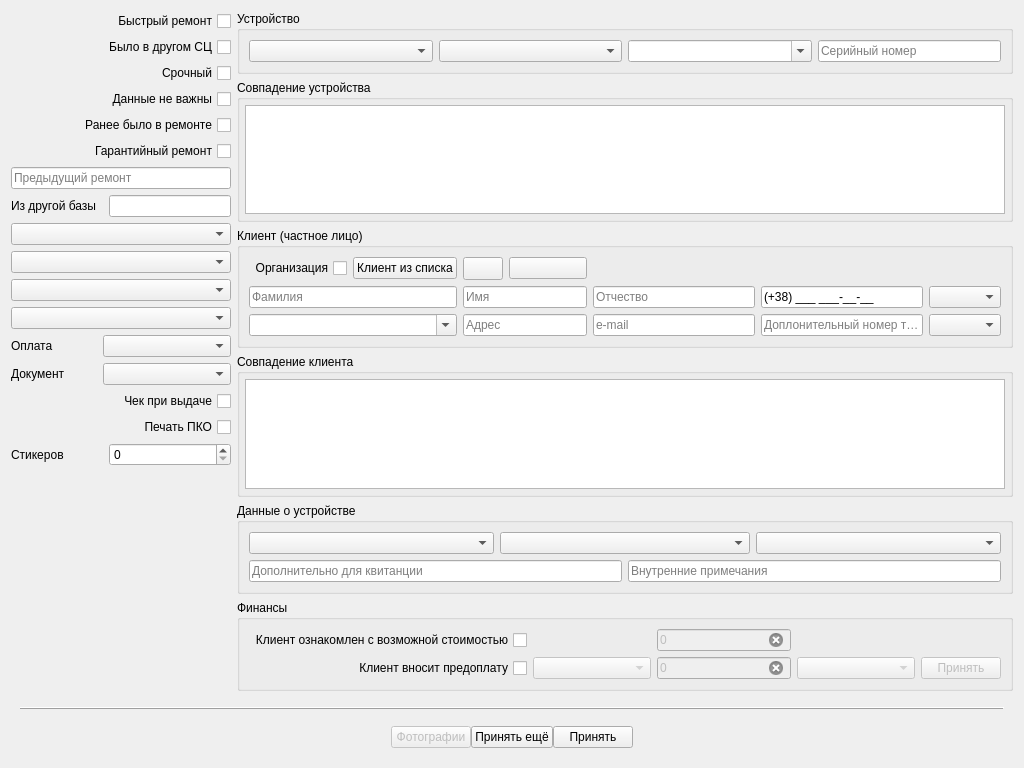
Old version of the form tabrepairnew.ui in the repository solderercb/snap_crm.
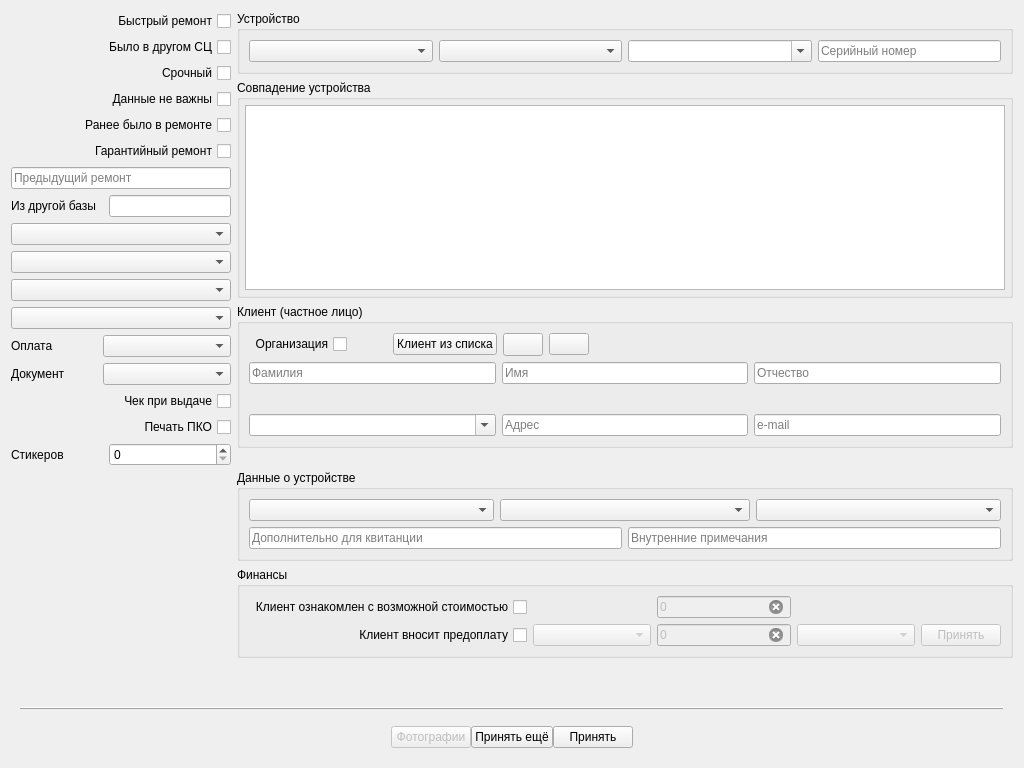
New version of the form. Icons and pictures are not drawn. Custom widgets are drawn as their Qt base class.

Commit message: [SAVEGAME] Форма приёма в ремонт:   - прикрутил ранее созданный класс SClientMatch; Немного навел порядок в MainWindow. Начал приводить форму приёма в ремонт к объекно-ориентированному виду; параллельно разрабатывается удобный механизм работы с телефонными номерами (быстрое редактирование и добавление нового номера в карту сущетсвующего клиента, добавление примечания, отметка  привязки номера к мессенджерам Viber/Telegram/Whatsapp).

The edit to the form file:
```diff
--- a/tabrepairnew.ui
+++ b/tabrepairnew.ui
@@ -245,88 +245,6 @@
        </item>
        <item row="0" column="4">
         <layout class="QGridLayout" name="gridLayout_8" rowstretch="0,0,0,0,0,0,0">
-         <item row="3" column="0">
-          <widget class="QGroupBox" name="groupBoxClientCoincidence">
-           <property name="maximumSize">
-            <size>
-             <width>16777215</width>
-             <height>500</height>
-            </size>
-           </property>
-           <property name="title">
-            <string>Совпадение клиента</string>
-           </property>
-           <layout class="QGridLayout" name="gridLayout_6">
-            <property name="leftMargin">
-             <number>5</number>
-            </property>
-            <property name="topMargin">
-             <number>5</number>
-            </property>
-            <property name="rightMargin">
-             <number>5</number>
-            </property>
-            <property name="bottomMargin">
-             <number>5</number>
-            </property>
-            <property name="spacing">
-             <number>5</number>
-            </property>
-            <item row="0" column="0">
-             <widget class="QTableView" name="tableViewClientMatch">
-              <property name="sizePolicy">
-               <sizepolicy hsizetype="Expanding" vsizetype="Expanding">
-                <horstretch>0</horstretch>
-                <verstretch>0</verstretch>
-               </sizepolicy>
-              </property>
-              <property name="horizontalScrollBarPolicy">
-               <enum>Qt::ScrollBarAlwaysOff</enum>
-              </property>
-              <property name="editTriggers">
-               <set>QAbstractItemView::NoEditTriggers</set>
-              </property>
-              <property name="tabKeyNavigation">
-               <bool>false</bool>
-              </property>
-              <property name="showDropIndicator" stdset="0">
-               <bool>false</bool>
-              </property>
-              <property name="dragDropOverwriteMode">
-               <bool>false</bool>
-              </property>
-              <property name="alternatingRowColors">
-               <bool>true</bool>
-              </property>
-              <property name="selectionBehavior">
-               <enum>QAbstractItemView::SelectRows</enum>
-              </property>
-              <property name="wordWrap">
-               <bool>true</bool>
-              </property>
-              <attribute name="horizontalHeaderVisible">
-               <bool>false</bool>
-              </attribute>
-              <attribute name="horizontalHeaderCascadingSectionResizes">
-               <bool>true</bool>
-              </attribute>
-              <attribute name="horizontalHeaderHighlightSections">
-               <bool>false</bool>
-              </attribute>
-              <attribute name="horizontalHeaderStretchLastSection">
-               <bool>true</bool>
-              </attribute>
-              <attribute name="verticalHeaderVisible">
-               <bool>false</bool>
-              </attribute>
-              <attribute name="verticalHeaderHighlightSections">
-               <bool>false</bool>
-              </attribute>
-             </widget>
-            </item>
-           </layout>
-          </widget>
-         </item>
          <item row="4" column="0">
           <widget class="QGroupBox" name="groupBoxDeviceDescription">
            <property name="title">
@@ -692,42 +610,18 @@
            </property>
            <layout class="QGridLayout" name="gridLayout_13">
             <item row="0" column="0">
-             <layout class="QGridLayout" name="gridLayoutClient" columnstretch="1,1,1,1,1,1,1,1,0">
+             <layout class="QGridLayout" name="gridLayoutClient" columnstretch="0,0,0">
               <property name="sizeConstraint">
-               <enum>QLayout::SetMaximumSize</enum>
+               <enum>QLayout::SetFixedSize</enum>
               </property>
-              <item row="3" column="2" colspan="2">
-               <widget class="QLineEdit" name="lineEditClientAddress">
-                <property name="text">
-                 <string/>
-                </property>
-                <property name="placeholderText">
-                 <string>Адрес</string>
-                </property>
-               </widget>
-              </item>
-              <item row="3" column="6" colspan="2">
-               <widget class="QLineEdit" name="lineEditClientPhone2">
-                <property name="text">
-                 <string/>
-                </property>
-                <property name="placeholderText">
-                 <string>Доплонительный номер тел.</string>
-                </property>
-               </widget>
-              </item>
-              <item row="1" column="4" colspan="2">
-               <widget class="QLineEdit" name="lineEditClientPatronymic">
-                <property name="text">
-                 <string/>
-                </property>
-                <property name="placeholderText">
-                 <string>Отчество</string>
-                </property>
-               </widget>
-              </item>
-              <item row="1" column="0" colspan="2">
+              <item row="1" column="0">
                <widget class="QLineEdit" name="lineEditClientLastName">
+                <property name="sizePolicy">
+                 <sizepolicy hsizetype="Expanding" vsizetype="Fixed">
+                  <horstretch>0</horstretch>
+                  <verstretch>0</verstretch>
+                 </sizepolicy>
+                </property>
                 <property name="text">
                  <string/>
                 </property>
@@ -736,18 +630,24 @@
                 </property>
                </widget>
               </item>
-              <item row="1" column="2" colspan="2">
-               <widget class="QLineEdit" name="lineEditClientFirstName">
+              <item row="3" column="1">
+               <widget class="QLineEdit" name="lineEditClientAddress">
                 <property name="text">
                  <string/>
                 </property>
                 <property name="placeholderText">
-                 <string>Имя</string>
+                 <string>Адрес</string>
                 </property>
                </widget>
               </item>
-              <item row="3" column="0" colspan="2">
+              <item row="3" column="0">
                <widget class="QComboBox" name="comboBoxClientAdType">
+                <property name="sizePolicy">
+                 <sizepolicy hsizetype="Expanding" vsizetype="Fixed">
+                  <horstretch>0</horstretch>
+                  <verstretch>0</verstretch>
+                 </sizepolicy>
+                </property>
                 <property name="editable">
                  <bool>true</bool>
                 </property>
@@ -759,40 +659,141 @@
                 </property>
                </widget>
               </item>
-              <item row="0" column="1">
-               <widget class="QPushButton" name="pushButtonClientFromDB">
+              <item row="1" column="1">
+               <widget class="QLineEdit" name="lineEditClientFirstName">
                 <property name="text">
-                 <string>Клиент из списка</string>
+                 <string/>
                 </property>
+                <property name="placeholderText">
+                 <string>Имя</string>
+                </property>
                </widget>
               </item>
-              <item row="1" column="6" colspan="2">
-               <widget class="QLineEdit" name="lineEditClientPhone1">
-                <property name="inputMask">
-                 <string>(+38) 999 999-99-99;_</string>
+              <item row="0" column="0" colspan="3">
+               <layout class="QHBoxLayout" name="horizontalLayout_2">
+                <property name="sizeConstraint">
+                 <enum>QLayout::SetMinimumSize</enum>
                 </property>
+                <item>
+                 <widget class="QCheckBox" name="checkBoxClientType">
+                  <property name="maximumSize">
+                   <size>
+                    <width>120</width>
+                    <height>16777215</height>
+                   </size>
+                  </property>
+                  <property name="layoutDirection">
+                   <enum>Qt::RightToLeft</enum>
+                  </property>
+                  <property name="text">
+                   <string>Организация</string>
+                  </property>
+                 </widget>
+                </item>
+                <item>
+                 <spacer name="horizontalSpacer_3">
+                  <property name="orientation">
+                   <enum>Qt::Horizontal</enum>
+                  </property>
+                  <property name="sizeType">
+                   <enum>QSizePolicy::Fixed</enum>
+                  </property>
+                  <property name="sizeHint" stdset="0">
+                   <size>
+                    <width>40</width>
+                    <height>20</height>
+                   </size>
+                  </property>
+                 </spacer>
+                </item>
+                <item>
+                 <widget class="QPushButton" name="pushButtonClientFromDB">
+                  <property name="maximumSize">
+                   <size>
+                    <width>120</width>
+                    <height>16777215</height>
+                   </size>
+                  </property>
+                  <property name="text">
+                   <string>Клиент из списка</string>
+                  </property>
+                 </widget>
+                </item>
+                <item>
+                 <widget class="QPushButton" name="pushButtonClientCredsClearAll">
+                  <property name="sizePolicy">
+                   <sizepolicy hsizetype="Fixed" vsizetype="Fixed">
+                    <horstretch>0</horstretch>
+                    <verstretch>0</verstretch>
+                   </sizepolicy>
+                  </property>
+                  <property name="minimumSize">
+                   <size>
+                    <width>23</width>
+                    <height>23</height>
+                   </size>
+                  </property>
+                  <property name="baseSize">
+                   <size>
+                    <width>3</width>
+                    <height>0</height>
+                   </size>
+                  </property>
+                  <property name="toolTip">
+                   <string>очистить</string>
+                  </property>
+                  <property name="layoutDirection">
+                   <enum>Qt::LeftToRight</enum>
+                  </property>
+                  <property name="text">
+                   <string/>
+                  </property>
+                  <property name="icon">
+                   <iconset resource="styles/styles.qrc">
+                    <normaloff>:/icons/light/1F5D9_32.png</normaloff>:/icons/light/1F5D9_32.png</iconset>
+                  </property>
+                 </widget>
+                </item>
+                <item>
+                 <widget class="QPushButton" name="pushButtonCreateTabClient">
+                  <property name="toolTip">
+                   <string>открыть карточку клиента</string>
+                  </property>
+                  <property name="text">
+                   <string/>
+                  </property>
+                  <property name="icon">
+                   <iconset resource="styles/styles.qrc">
+                    <normaloff>:/icons/light/1F464_32.png</normaloff>:/icons/light/1F464_32.png</iconset>
+                  </property>
+                 </widget>
+                </item>
+                <item>
+                 <spacer name="horizontalSpacer">
+                  <property name="orientation">
+                   <enum>Qt::Horizontal</enum>
+                  </property>
+                  <property name="sizeHint" stdset="0">
+                   <size>
+                    <width>40</width>
+                    <height>20</height>
+                   </size>
+                  </property>
+                 </spacer>
+                </item>
+               </layout>
+              </item>
+              <item row="1" column="2">
+               <widget class="QLineEdit" name="lineEditClientPatronymic">
                 <property name="text">
-                 <string>(+38)  --</string>
+                 <string/>
                 </property>
                 <property name="placeholderText">
-                 <string>Номер телефона</string>
+                 <string>Отчество</string>
                 </property>
                </widget>
               </item>
-              <item row="0" column="0">
-               <widget class="QCheckBox" name="checkBoxClientType">
-                <property name="layoutDirection">
-                 <enum>Qt::RightToLeft</enum>
-                </property>
-                <property name="text">
-                 <string>Организация</string>
-                </property>
-               </widget>
-              </item>
-              <item row="1" column="8">
-               <widget class="QComboBox" name="comboBoxClientPhone1Type"/>
-              </item>
-              <item row="3" column="4" colspan="2">
+              <item row="3" column="2">
                <widget class="QLineEdit" name="lineEditClientEmail">
                 <property name="text">
                  <string/>
@@ -802,56 +803,21 @@
                 </property>
                </widget>
               </item>
-              <item row="3" column="8">
-               <widget class="QComboBox" name="comboBoxClientPhone2Type"/>
-              </item>
-              <item row="0" column="2">
-               <widget class="QPushButton" name="pushButtonClientCredsClearAll">
+              <item row="2" column="0" colspan="3">
+               <widget class="SPhones" name="phones" native="true">
                 <property name="sizePolicy">
-                 <sizepolicy hsizetype="Fixed" vsizetype="Fixed">
+                 <sizepolicy hsizetype="Expanding" vsizetype="Preferred">
                   <horstretch>0</horstretch>
                   <verstretch>0</verstretch>
                  </sizepolicy>
                 </property>
                 <property name="minimumSize">
                  <size>
-                  <width>23</width>
-                  <height>23</height>
-                 </size>
-                </property>
-                <property name="baseSize">
-                 <size>
-                  <width>3</width>
+                  <width>0</width>
                   <height>0</height>
                  </size>
                 </property>
-                <property name="toolTip">
-                 <string>очистить</string>
-                </property>
-                <property name="layoutDirection">
-                 <enum>Qt::LeftToRight</enum>
-                </property>
-                <property name="text">
-                 <string/>
-                </property>
-                <property name="icon">
-                 <iconset resource="styles/styles.qrc">
-                  <normaloff>:/icons/light/1F5D9_32.png</normaloff>:/icons/light/1F5D9_32.png</iconset>
-                </property>
-               </widget>
-              </item>
-              <item row="0" column="3">
-               <widget class="QPushButton" name="pushButtonCreateTabClient">
-                <property name="toolTip">
-                 <string>открыть карточку клиента</string>
-                </property>
-                <property name="text">
-                 <string/>
-                </property>
-                <property name="icon">
-                 <iconset resource="styles/styles.qrc">
-                  <normaloff>:/icons/light/1F464_32.png</normaloff>:/icons/light/1F464_32.png</iconset>
-                </property>
+                <layout class="QHBoxLayout" name="horizontalLayout_6"/>
                </widget>
               </item>
              </layout>
@@ -944,6 +910,33 @@
            </layout>
           </widget>
          </item>
+         <item row="3" column="0">
+          <widget class="SClientMatch" name="widgetClientMatch" native="true">
+           <property name="maximumSize">
+            <size>
+             <width>16777215</width>
+             <height>500</height>
+            </size>
+           </property>
+           <layout class="QGridLayout" name="gridLayout_6">
+            <property name="leftMargin">
+             <number>5</number>
+            </property>
+            <property name="topMargin">
+             <number>5</number>
+            </property>
+            <property name="rightMargin">
+             <number>5</number>
+            </property>
+            <property name="bottomMargin">
+             <number>5</number>
+            </property>
+            <property name="spacing">
+             <number>5</number>
+            </property>
+           </layout>
+          </widget>
+         </item>
         </layout>
        </item>
       </layout>
@@ -1056,6 +1049,12 @@
   </layout>
  </widget>
  <customwidgets>
+  <customwidget>
+   <class>SClientMatch</class>
+   <extends>QWidget</extends>
+   <header>widgets/sclientmatch.h</header>
+   <container>1</container>
+  </customwidget>
   <customwidget>
    <class>SLineEdit</class>
    <extends>QLineEdit</extends>
@@ -1069,6 +1068,12 @@
    <extends>QComboBox</extends>
    <header>widgets/ssetcombobox.h</header>
   </customwidget>
+  <customwidget>
+   <class>SPhones</class>
+   <extends>QWidget</extends>
+   <header>widgets/sphones.h</header>
+   <container>1</container>
+  </customwidget>
  </customwidgets>
  <tabstops>
   <tabstop>comboBoxDevice</tabstop>
```
Left out of the diff: 126 changed lines with no effect on the pictures. The commit also changes 33 other files.
